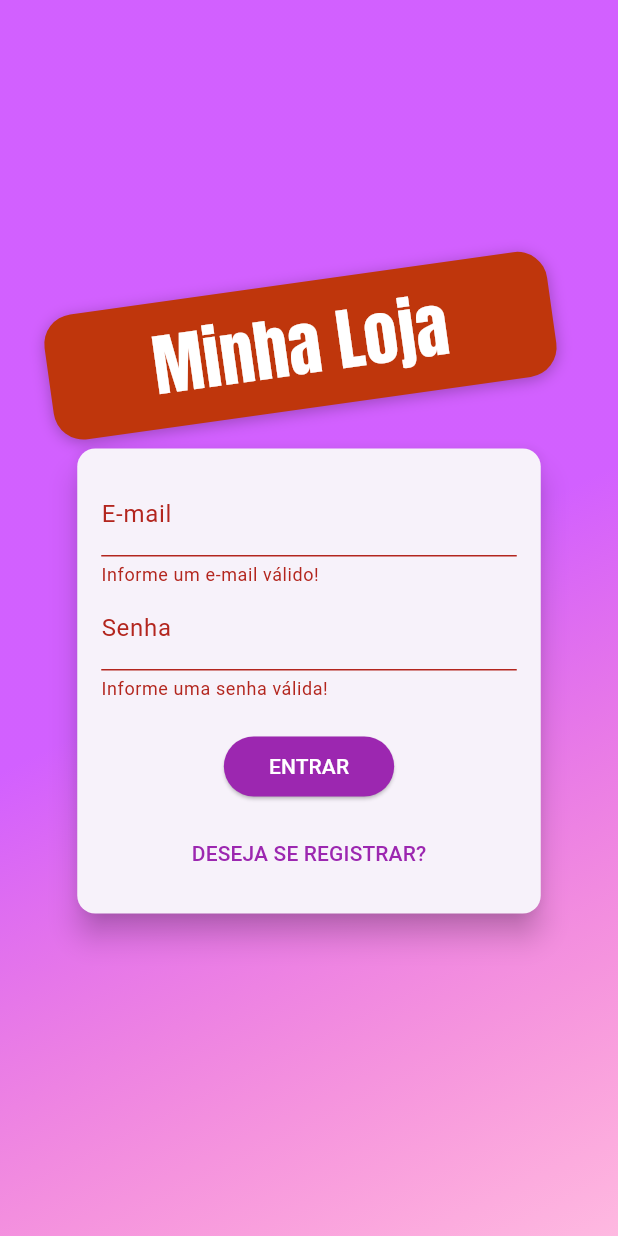
After one commit to Kayene-Teixeira/ShoppingApp, a Flutter app: the screen it shows after launch, after a tap on "ENTRAR", on a phone screen of 412 x 824 dp. The commit adds this screen. Run offline on Flutter 3.47's test engine with Material 3 defaults, Android fonts, the phone set to English and light mode, and no system bars; our stand-ins replace shared_preferences; network calls fail.

Commit message:
✨feat: adicionando, login e login automático, logout e logout automático, ligando os pedidos e os itens favoritos aos seus usuários.

```diff
--- /dev/null
+++ b/lib/components/auth_form.dart
@@ -0,0 +1,184 @@
+import 'package:flutter/material.dart';
+import 'package:provider/provider.dart';
+import 'package:shop/exceptions/auth_exception.dart';
+import 'package:shop/models/auth.dart';
+
+enum AuthMode { Signup, Login }
+
+class AuthForm extends StatefulWidget {
+  const AuthForm({super.key});
+
+  @override
+  State<AuthForm> createState() => _AuthFormState();
+}
+
+class _AuthFormState extends State<AuthForm> {
+  final _passwordController = TextEditingController();
+  AuthMode _authMode = AuthMode.Login;
+  Map<String, String> _authData = {
+    'email': '',
+    'password': '',
+  };
+  final _formKey = GlobalKey<FormState>();
+  bool _isLoading = false;
+
+  bool _isLogin() => _authMode == AuthMode.Login;
+  bool _isSignup() => _authMode == AuthMode.Signup;
+
+  void _switchAuthMode() {
+    setState(() {
+      if (_isLogin()) {
+        _authMode = AuthMode.Signup;
+      } else {
+        _authMode = AuthMode.Login;
+      }
+    });
+  }
+
+  void _showErrorDialog(String msg) {
+    showDialog(
+      context: context,
+      builder: (context) => AlertDialog(
+        title: const Text('Ocorreu um erro!'),
+        content: Text(msg),
+        actions: [
+          TextButton(
+            onPressed: () => Navigator.of(context).pop(),
+            child: const Text('Fechar'),
+          ),
+        ],
+      ),
+    );
+  }
+
+  Future<void> _submit() async {
+    final _isValid = _formKey.currentState?.validate() ?? false;
+
+    if (!_isValid) {
+      return;
+    }
+
+    setState(() => _isLoading = true);
+
+    _formKey.currentState?.save();
+    Auth auth = Provider.of(context, listen: false);
+
+    try {
+      if (_isLogin()) {
+        await auth.login(
+          _authData['email']!,
+          _authData['password']!,
+        );
+      } else {
+        await auth.signup(
+          _authData['email']!,
+          _authData['password']!,
+        );
+      }
+    } on AuthException catch (error) {
+      _showErrorDialog(error.toString());
+    } catch (error) {
+      _showErrorDialog('Ocorreu um erro inesperado!');
+    }
+
+    setState(() => _isLoading = false);
+  }
+
+  @override
+  Widget build(BuildContext context) {
+    final deviceSize = MediaQuery.of(context).size;
+    return Card(
+      elevation: 8,
+      child: Container(
+        height: _isLogin() ? 310 : 400,
+        width: deviceSize.width * 0.75,
+        padding: const EdgeInsets.all(16),
+        child: Form(
+          key: _formKey,
+          child: Column(
+            children: [
+              TextFormField(
+                decoration: const InputDecoration(
+                  labelText: 'E-mail',
+                ),
+                keyboardType: TextInputType.emailAddress,
+                validator: (_email) {
+                  final email = _email ?? '';
+
+                  if (email.trim().isEmpty || !email.contains('@')) {
+                    return 'Informe um e-mail válido!';
+                  }
+                  return null;
+                },
+                onSaved: (email) => _authData['email'] = email ?? '',
+              ),
+              TextFormField(
+                decoration: const InputDecoration(
+                  labelText: 'Senha',
+                ),
+                keyboardType: TextInputType.emailAddress,
+                obscureText: true,
+                controller: _passwordController,
+                validator: (_password) {
+                  final password = _password ?? '';
+
+                  if (password.isEmpty || password.length < 5) {
+                    return 'Informe uma senha válida!';
+                  }
+                  return null;
+                },
+                onSaved: (password) => _authData['password'] = password ?? '',
+              ),
+              if (_isSignup())
+                TextFormField(
+                  decoration: const InputDecoration(
+                    labelText: 'Confirmar Senha',
+                  ),
+                  keyboardType: TextInputType.emailAddress,
+                  obscureText: true,
+                  validator: _isLogin()
+                      ? null
+                      : (_password) {
+                          final password = _password ?? '';
+
+                          if (password != _passwordController.text) {
+                            return 'As senhas devem ser iguais!';
+                          }
+                          return null;
+                        },
+                ),
+              const SizedBox(height: 20),
+              _isLoading
+                  ? const CircularProgressIndicator()
+                  : ElevatedButton(
+                      onPressed: _submit,
+                      style: ElevatedButton.styleFrom(
+                          backgroundColor: Colors.purple,
+                          shape: RoundedRectangleBorder(
+                            borderRadius: BorderRadius.circular(30),
+                          ),
+                          padding: const EdgeInsets.symmetric(
+                            horizontal: 30,
+                            vertical: 8,
+                          )),
+                      child: Text(
+                        _isLogin() ? 'ENTRAR' : 'REGISTRAR',
+                        style: const TextStyle(
+                          color: Colors.white,
+                        ),
+                      ),
+                    ),
+              const Spacer(),
+              TextButton(
+                onPressed: _switchAuthMode,
+                child: Text(
+                  _isLogin() ? 'DESEJA SE REGISTRAR?' : 'JÁ POSSUI UMA CONTA?',
+                ),
+              ),
+            ],
+          ),
+        ),
+      ),
+    );
+  }
+}
--- /dev/null
+++ b/lib/data/store.dart
@@ -0,0 +1,33 @@
+import 'dart:convert';
+
+import 'package:shared_preferences/shared_preferences.dart';
+
+class Store {
+  static Future<bool> saveString(String key, String value) async {
+    final prefs = await SharedPreferences.getInstance();
+    return prefs.setString(key, value);
+  }
+
+  static Future<bool> saveMap(String key, Map<String, dynamic> value) async {
+    return saveString(key, jsonEncode(value));
+  }
+
+  static Future<String> getString(String key,
+      [String defaultValue = '']) async {
+    final prefs = await SharedPreferences.getInstance();
+    return prefs.getString(key) ?? defaultValue;
+  }
+
+  static Future<Map<String, dynamic>> getMap(String key) async {
+    try {
+      return jsonDecode(await getString(key));
+    } catch (_) {
+      return {};
+    }
+  }
+
+  static Future<bool> remove(String key) async {
+    final prefs = await SharedPreferences.getInstance();
+    return prefs.remove(key);
+  }
+}
--- /dev/null
+++ b/lib/exceptions/auth_exception.dart
@@ -0,0 +1,19 @@
+class AuthException implements Exception {
+  final String key;
+  static const Map<String, String> errors = {
+    'EMAIL_EXISTS': 'E-mail já cadastrado!',
+    'OPERATION_NOT_ALLOWED': 'Operação não permitida!',
+    'TOO_MANY_ATTEMPTS_TRY_LATER':
+        'Acesso bloqueado temporariamente. Tente mais tarde!',
+    'EMAIL_NOT_FOUND': 'E-mail não encontrado!',
+    'INVALID_PASSWORD': 'Senha informada é inválida!',
+    'USER_DISABLED': 'A conta do usuário foi desabilitada!',
+  };
+
+  AuthException(this.key);
+
+  @override
+  String toString() {
+    return errors[key] ?? 'O e-mail ou senha informados são inválidos!';
+  }
+}
--- a/lib/main.dart
+++ b/lib/main.dart
@@ -1,15 +1,16 @@
 import 'package:flutter/material.dart';
 import 'package:provider/provider.dart';
+import 'package:shop/models/auth.dart';
 import 'package:shop/models/cart.dart';
 import 'package:shop/models/order_list.dart';
 import 'package:shop/models/product_list.dart';
 import 'package:shop/utils/app_routes.dart';
+import 'package:shop/views/auth_home_view.dart';
 import 'package:shop/views/cart_view.dart';
 import 'package:shop/views/orders_view.dart';
 import 'package:shop/views/product_detail_view.dart';
 import 'package:shop/views/product_form_view.dart';
 import 'package:shop/views/product_view.dart';
-import 'package:shop/views/products_overview_view.dart';
 
 void main() {
   runApp(const MyApp());
@@ -25,13 +26,28 @@ class MyApp extends StatelessWidget {
     return MultiProvider(
       providers: [
         ChangeNotifierProvider(
-          create: (_) => ProductList(),
+          create: (_) => Auth(),
+        ),
+        // Provider abaixo depende do de cima
+        ChangeNotifierProxyProvider<Auth, ProductList>(
+          create: (_) => ProductList(), //cria
+          // atualiza
+          update: (context, auth, previous) {
+            return ProductList(
+              auth.token ?? '',
+              auth.userId ?? '',
+              previous?.items ?? [],
+            );
+          },
+        ),
+        ChangeNotifierProxyProvider<Auth, OrderList>(
+          create: (_) => OrderList(),
+          update: (context, auth, previous) {
+            return OrderList(auth.token ?? '', auth.userId ?? '', previous?.items ?? []);
+          },
         ),
         ChangeNotifierProvider(
           create: (_) => Cart(),
-        ),
-        ChangeNotifierProvider(
-          create: (_) => OrderList(),
         ),
       ],
       child: MaterialApp(
@@ -47,7 +63,7 @@ class MyApp extends StatelessWidget {
           ),
         ),
         routes: {
-          AppRoutes.HOME: (context) => ProductsOverviewView(),
+          AppRoutes.AUTH_HOME: (context) => const AuthHomeView(),
           AppRoutes.PRODUCT_DETAIL: (context) => const ProductDetailView(),
           AppRoutes.CART: (context) => const CartView(),
           AppRoutes.ORDERS: (context) => const OrdersView(),
--- /dev/null
+++ b/lib/models/auth.dart
@@ -0,0 +1,126 @@
+import 'dart:async';
+import 'dart:convert';
+
+import 'package:flutter/material.dart';
+import 'package:http/http.dart' as http;
+import 'package:shop/data/store.dart';
+import 'package:shop/exceptions/auth_exception.dart';
+
+class Auth with ChangeNotifier {
+  String? _token;
+  String? _email;
+  String? _userId;
+  DateTime? _expiryDate;
+  Timer? _logoutTimer;
+
+  // Autenticado se a data estiver dentro do limite e se o token está válido
+  bool get isAuth {
+    final isValid = _expiryDate?.isAfter(DateTime.now()) ?? false;
+    return _token != null && isValid;
+  }
+
+  String? get token {
+    return isAuth ? _token : null;
+  }
+
+  String? get email {
+    return isAuth ? _email : null;
+  }
+
+  String? get userId {
+    return isAuth ? _userId : null;
+  }
+
+  // Função para logar ou registrar
+  Future<void> _authenticate(
+      String email, String password, String urlFragment) async {
+    final url =
+        'https://identitytoolkit.googleapis.com/v1/accounts:$urlFragment?key=AIzaSyDQdaJU2x_FVgF-wFl2LMgUKmxNqCrd0Jo';
+    final response = await http.post(
+      Uri.parse(url),
+      body: jsonEncode({
+        'email': email,
+        'password': password,
+        'returnSecureToken': true,
+      }),
+    );
+
+    final body = jsonDecode(response.body);
+
+    // Mostrando mensagem de erro, caso não de certo
+    if (body['error'] != null) {
+      throw AuthException(body['error']['message']);
+    } else {
+      // pegando as informações
+      _token = body['idToken'];
+      _email = body['email'];
+      _userId = body['localId'];
+
+      // ExpiresIn vem em segundos
+      _expiryDate = DateTime.now().add(
+        Duration(
+          seconds: int.parse(body['expiresIn']),
+        ),
+      );
+
+      Store.saveMap('userData', {
+        'token': _token,
+        'email': _email,
+        'userId': _userId,
+        'expiryDate': _expiryDate!.toIso8601String(),
+      });
+
+      _autoLogout();
+      notifyListeners();
+    }
+  }
+
+  Future<void> signup(String email, String password) async {
+    return _authenticate(email, password, 'signUp');
+  }
+
+  Future<void> login(String email, String password) async {
+    return _authenticate(email, password, 'signInWithPassword');
+  }
+
+  Future<void> tryAutoLogin() async {
+    if (isAuth) return;
+
+    final userData = await Store.getMap('userData');
+    if (userData.isEmpty) return;
+
+    // está expirado
+    final expiryDate = DateTime.parse(userData['expiryDate']);
+    if (expiryDate.isBefore(DateTime.now())) return;
+
+    _token = userData['token'];
+    _email = userData['email'];
+    _userId = userData['userId'];
+    _expiryDate = expiryDate;
+
+    _autoLogout();
+    notifyListeners();
+  }
+
+  void logout() {
+    _token = null;
+    _email = null;
+    _userId = null;
+    _expiryDate = null;
+    _clearLogoutTimer();
+    Store.remove('userData').then((_) {
+      notifyListeners();
+    });
+  }
+
+  void _clearLogoutTimer() {
+    _logoutTimer?.cancel();
+    _logoutTimer = null;
+  }
+
+  void _autoLogout() {
+    _clearLogoutTimer();
+    final timeToLogout = _expiryDate?.difference(DateTime.now()).inSeconds;
+    _logoutTimer = Timer(Duration(seconds: timeToLogout ?? 0), logout);
+  }
+}
--- a/lib/models/order_list.dart
+++ b/lib/models/order_list.dart
@@ -8,7 +8,15 @@ import 'package:shop/models/order.dart';
 import 'package:shop/utils/constants.dart';
 
 class OrderList with ChangeNotifier {
-  final List<Order> _items = [];
+  List<Order> _items = [];
+  String _token;
+  String _userId;
+
+  OrderList([
+    this._token = '',
+    this._userId = '',
+    this._items = const [],
+  ]);
 
   List<Order> get items {
     return [..._items];
@@ -19,16 +27,17 @@ class OrderList with ChangeNotifier {
   }
 
   Future<void> loadOrders() async {
-    _items.clear();
-    final response =
-        await http.get(Uri.parse('${Constants.ORDER_BASE_URL}.json'));
+    List<Order> items = [];
+
+    final response = await http.get(
+        Uri.parse('${Constants.ORDER_BASE_URL}/$_userId.json?auth=$_token'));
 
     if (response.body == 'null') return;
 
     Map<String, dynamic> data = jsonDecode(response.body);
 
     data.forEach((orderId, orderData) {
-      _items.add(Order(
+      items.add(Order(
         id: orderId,
         date: DateTime.parse(orderData['date']),
         total: orderData['total'],
@@ -43,6 +52,9 @@ class OrderList with ChangeNotifier {
         }).toList(),
       ));
     });
+
+    _items = items.reversed.toList(); // ordenando a lista de forma inversa
+
     notifyListeners();
   }
 
@@ -50,7 +62,7 @@ class OrderList with ChangeNotifier {
     final date = DateTime.now();
 
     final response = await http.post(
-      Uri.parse('${Constants.ORDER_BASE_URL}.json'),
+      Uri.parse('${Constants.ORDER_BASE_URL}/$_userId.json?auth=$_token'),
       body: jsonEncode({
         'total': cart.totalAmount,
         'date': date.toIso8601String(),
--- a/lib/utils/app_routes.dart
+++ b/lib/utils/app_routes.dart
@@ -1,5 +1,5 @@
 class AppRoutes {
-  static const HOME = '/';
+  static const AUTH_HOME = '/';
   static const PRODUCT_DETAIL = '/product-detail';
   static const CART = '/cart';
   static const ORDERS = '/orders';
--- a/lib/utils/constants.dart
+++ b/lib/utils/constants.dart
@@ -1,7 +1,8 @@
 class Constants {
   // Aponta para o banco de dados
-  static const PRODUCT_BASE_URL =
-      'https://shop-coder-flut-default-rtdb.firebaseio.com/products';
+  static const USER_FAVORITES_URL = 'https://shop-coder-flut-default-rtdb.firebaseio.com/userFavorites';
+
+  static const PRODUCT_BASE_URL = 'https://shop-coder-flut-default-rtdb.firebaseio.com/products';
 
   static const ORDER_BASE_URL = 'https://shop-coder-flut-default-rtdb.firebaseio.com/orders';
 }
--- /dev/null
+++ b/lib/views/auth_home_view.dart
@@ -0,0 +1,27 @@
+import 'package:flutter/material.dart';
+import 'package:provider/provider.dart';
+import 'package:shop/models/auth.dart';
+import 'package:shop/views/auth_view.dart';
+import 'package:shop/views/products_overview_view.dart';
+
+class AuthHomeView extends StatelessWidget {
+  const AuthHomeView({super.key});
+
+  @override
+  Widget build(BuildContext context) {
+    Auth auth = Provider.of(context);
+
+    return FutureBuilder(
+      future: auth.tryAutoLogin(),
+      builder: (context, snapshot) {
+        if(snapshot.connectionState == ConnectionState.waiting) {
+          return const Center(child: CircularProgressIndicator(),);
+        } else if(snapshot.error != null) {
+          return const Center(child: Text('Ocorreu um erro'));
+        } else {
+          return auth.isAuth ? ProductsOverviewView() : AuthView();
+        }
+      },
+    );
+  }
+}
--- /dev/null
+++ b/lib/views/auth_view.dart
@@ -0,0 +1,69 @@
+import 'dart:math';
+
+import 'package:flutter/material.dart';
+import 'package:flutter/rendering.dart';
+import 'package:flutter/widgets.dart';
+import 'package:shop/components/auth_form.dart';
+
+class AuthView extends StatelessWidget {
+  const AuthView({super.key});
+
+  @override
+  Widget build(BuildContext context) {
+    return Scaffold(
+        body: Stack(
+      children: [
+        Container(
+          decoration: const BoxDecoration(
+              gradient: LinearGradient(
+            colors: [
+              Color.fromRGBO(205, 79, 255, 0.898),
+              Color.fromRGBO(205, 79, 255, 0.898),
+              Color.fromRGBO(255, 42, 155, 0.3),
+            ],
+            begin: Alignment.topLeft,
+            end: Alignment.bottomRight,
+          )),
+        ),
+        Container(
+          width: double.infinity,
+          child: Column(
+            crossAxisAlignment: CrossAxisAlignment.center,
+            mainAxisAlignment: MainAxisAlignment.center,
+            children: [
+              Container(
+                padding: const EdgeInsets.symmetric(
+                  vertical: 10,
+                  horizontal: 70,
+                ),
+                transform: Matrix4.rotationZ(
+                    -8 * pi / 180) // gira a posição  do container
+                  ..translate(-10.0), // cascade para esquerda
+                decoration: BoxDecoration(
+                  borderRadius: BorderRadius.circular(20),
+                  color: Colors.deepOrange.shade900,
+                  boxShadow: const [
+                    BoxShadow(
+                      blurRadius: 8,
+                      color: Colors.black26,
+                      offset: Offset(0, 2),
+                    ),
+                  ],
+                ),
+                child: const Text(
+                  'Minha Loja',
+                  style: TextStyle(
+                    fontSize: 45,
+                    fontFamily: 'Anton',
+                    color: Colors.white,
+                  ),
+                ),
+              ),
+              AuthForm(),
+            ],
+          ),
+        ),
+      ],
+    ));
+  }
+}
--- a/pubspec.yaml
+++ b/pubspec.yaml
@@ -38,6 +38,7 @@ dependencies:
   provider: ^6.1.2
   intl: ^0.19.0
   http: ^1.2.2
+  shared_preferences: ^2.2.3
 
 dev_dependencies:
   flutter_test:
```
Also changed, not shown: lib/components/app_drawer.dart (+20 -10 lines), lib/components/product_grid_item.dart (+5 -3 lines), lib/models/product.dart (+5 -4 lines), lib/models/product_list.dart (+24 -24 lines), lib/views/orders_view.dart (+0 -13 lines), pubspec.lock, 1 other file.
